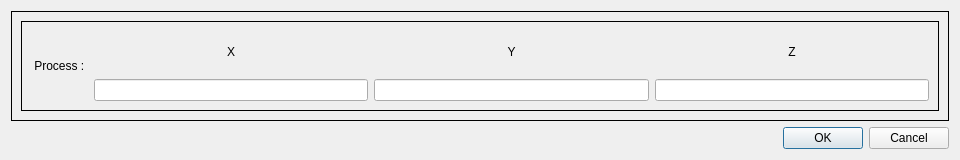
Qt form Visualization/PluginFilters/boolean_operations/Dialogs/DialogBooleanOperations1.ui (elombardi2/MEPP2) before a commit.
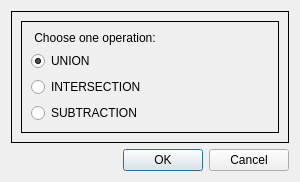
The same form after that commit.

Commit message: Handle the 3 boolean operations in plugin - tests with Polyhedron_3, Surface_mesh and LCC ok

What changed in the file:
```diff
--- a/Visualization/PluginFilters/boolean_operations/Dialogs/DialogBooleanOperations1.ui
+++ b/Visualization/PluginFilters/boolean_operations/Dialogs/DialogBooleanOperations1.ui
@@ -6,7 +6,7 @@
    <rect>
     <x>0</x>
     <y>0</y>
-    <width>960</width>
+    <width>300</width>
     <height>160</height>
    </rect>
   </property>
@@ -30,66 +30,38 @@
         </property>
         <layout class="QVBoxLayout" name="verticalLayout_3">
          <item>
-          <layout class="QHBoxLayout" name="horizontalLayout">
-           <item>
             <widget class="QLabel" name="label_Process">
              <property name="text">
-              <string> Process : </string>
+            <string> Choose one operation: </string>
              </property>
             </widget>
            </item>
            <item>
-            <layout class="QVBoxLayout" name="verticalLayout_X">
-             <item>
-              <widget class="QLabel" name="label_X">
+          <widget class="QRadioButton" name="radioButton_Union">
                <property name="text">
-                <string>X</string>
-               </property>
-               <property name="alignment">
-                <set>Qt::AlignCenter</set>
+            <string>UNION</string>
+           </property>
+           <property name="checked">
+            <bool>true</bool>
                </property>
               </widget>
              </item>
              <item>
-              <widget class="QLineEdit" name="lineEdit_X"/>
-             </item>
-            </layout>
-           </item>
-           <item>
-            <layout class="QVBoxLayout" name="verticalLayout_Y">
-             <item>
-              <widget class="QLabel" name="label_Y">
+          <widget class="QRadioButton" name="radioButton_Inter">
                <property name="text">
-                <string>Y</string>
-               </property>
-               <property name="alignment">
-                <set>Qt::AlignCenter</set>
+            <string>INTERSECTION</string>
+           </property>
+           <property name="checked">
+            <bool>false</bool>
                </property>
               </widget>
              </item>
              <item>
-              <widget class="QLineEdit" name="lineEdit_Y"/>
-             </item>
-            </layout>
-           </item>
-           <item>
-            <layout class="QVBoxLayout" name="verticalLayout_Z">
-             <item>
-              <widget class="QLabel" name="label_Z">
+          <widget class="QRadioButton" name="radioButton_minus">
                <property name="text">
-                <string>Z</string>
-               </property>
-               <property name="alignment">
-                <set>Qt::AlignCenter</set>
-               </property>
-              </widget>
-             </item>
-             <item>
-              <widget class="QLineEdit" name="lineEdit_Z"/>
-             </item>
-            </layout>
-           </item>
-          </layout>
+            <string>SUBTRACTION</string>
+           </property>
+          </widget>
          </item>
         </layout>
        </widget>
```
Left out of the diff: 2 changed lines with no effect on the pictures. Lines whose indentation alone changed are shown as unchanged. The commit also changes 3 other files.
